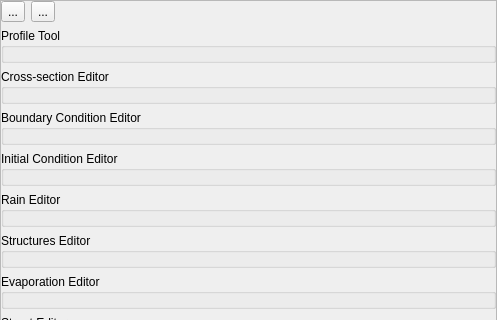
Qt form flo2d/ui/f2d_widget.ui (FLO-2DSoftware/qgis-flo-2d-plugin) before a commit; both pictures show x 0 to 497 and y 0 to 320 of the 497 by 551 pixel window.
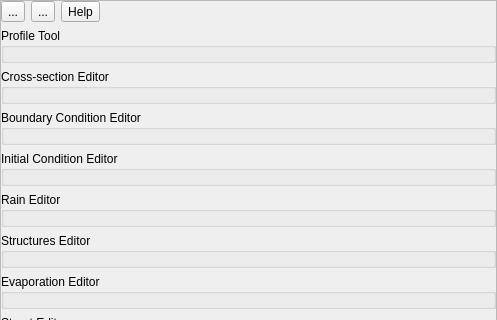
The same form after that commit. Icons and pictures are not drawn. Custom widgets are drawn as their Qt base class.

```diff
--- a/flo2d/ui/f2d_widget.ui
+++ b/flo2d/ui/f2d_widget.ui
@@ -33,8 +33,8 @@
        <rect>
         <x>0</x>
         <y>0</y>
-        <width>493</width>
-        <height>547</height>
+        <width>495</width>
+        <height>549</height>
        </rect>
       </property>
       <layout class="QVBoxLayout" name="verticalLayout_5">
@@ -74,6 +74,20 @@
            </property>
           </widget>
          </item>
+         <item>
+          <widget class="QToolButton" name="help_btn">
+           <property name="toolTip">
+            <string>Expand All Groups</string>
+           </property>
+           <property name="text">
+            <string>Help</string>
+           </property>
+           <property name="icon">
+            <iconset>
+             <normaloff>../img/help_contents.svg</normaloff>../img/help_contents.svg</iconset>
+           </property>
+          </widget>
+         </item>
          <item>
           <spacer name="horizontalSpacer">
            <property name="orientation">
```
